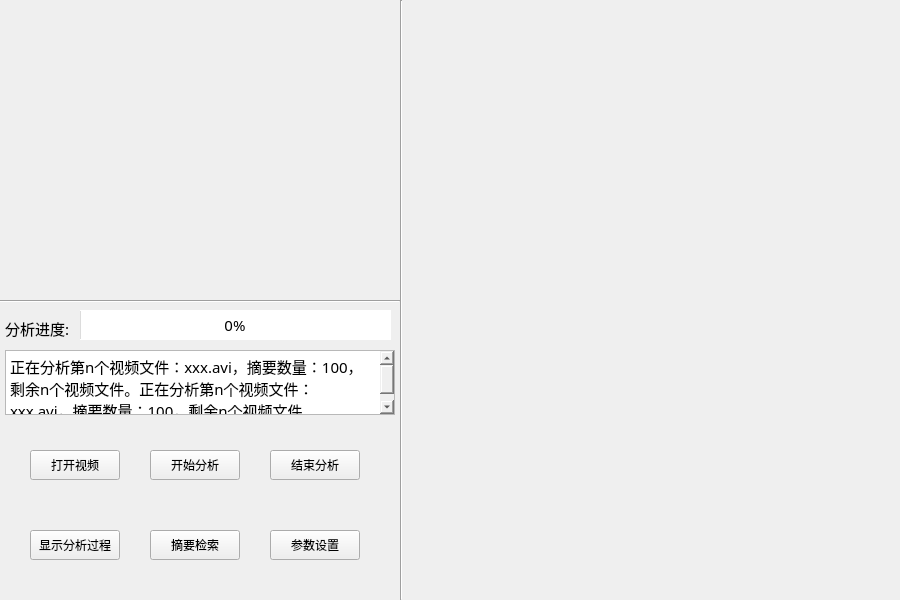
ronnyMakhuddin/motion-detect-tiqu, file VideoAbstract_QTver/VideoAbstract_QTver/VideoAbstract_QTver/videoabstract_qtver.ui: the form before one commit.
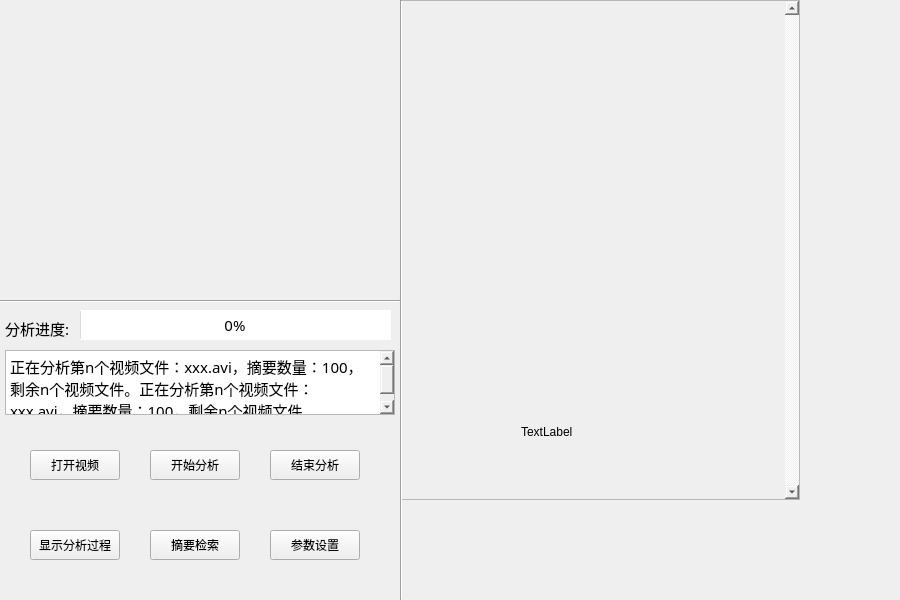
The form after the commit. Icons and pictures are not drawn.

Diff of the .ui file:
```diff
--- a/VideoAbstract_QTver/VideoAbstract_QTver/VideoAbstract_QTver/videoabstract_qtver.ui
+++ b/VideoAbstract_QTver/VideoAbstract_QTver/VideoAbstract_QTver/videoabstract_qtver.ui
@@ -228,6 +228,57 @@
      <height>600</height>
     </rect>
    </property>
+   <property name="sizePolicy">
+    <sizepolicy hsizetype="Preferred" vsizetype="Preferred">
+     <horstretch>0</horstretch>
+     <verstretch>0</verstretch>
+    </sizepolicy>
+   </property>
+   <widget class="QScrollArea" name="scrollArea">
+    <property name="geometry">
+     <rect>
+      <x>0</x>
+      <y>0</y>
+      <width>400</width>
+      <height>500</height>
+     </rect>
+    </property>
+    <property name="sizePolicy">
+     <sizepolicy hsizetype="Expanding" vsizetype="Expanding">
+      <horstretch>0</horstretch>
+      <verstretch>0</verstretch>
+     </sizepolicy>
+    </property>
+    <property name="verticalScrollBarPolicy">
+     <enum>Qt::ScrollBarAlwaysOn</enum>
+    </property>
+    <property name="widgetResizable">
+     <bool>true</bool>
+    </property>
+    <widget class="QWidget" name="scrollAreaWidgetContents">
+     <property name="geometry">
+      <rect>
+       <x>0</x>
+       <y>0</y>
+       <width>381</width>
+       <height>498</height>
+      </rect>
+     </property>
+     <widget class="QLabel" name="label">
+      <property name="geometry">
+       <rect>
+        <x>120</x>
+        <y>320</y>
+        <width>81</width>
+        <height>221</height>
+       </rect>
+      </property>
+      <property name="text">
+       <string>TextLabel</string>
+      </property>
+     </widget>
+    </widget>
+   </widget>
   </widget>
   <widget class="Line" name="line_h">
    <property name="geometry">
```
